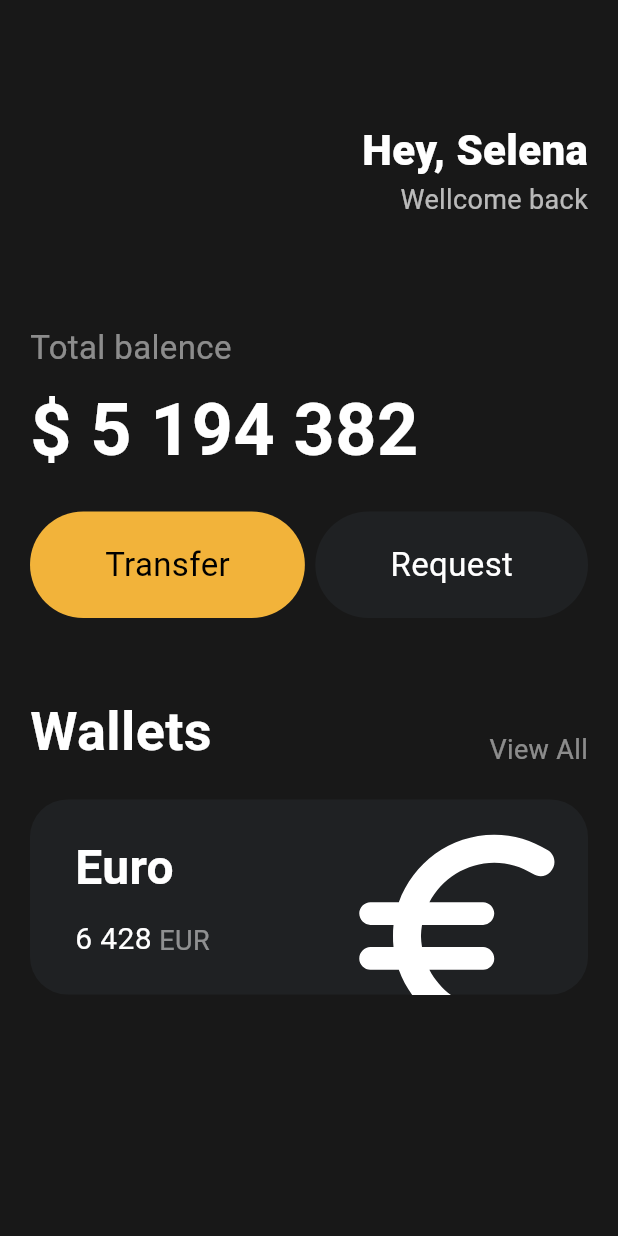
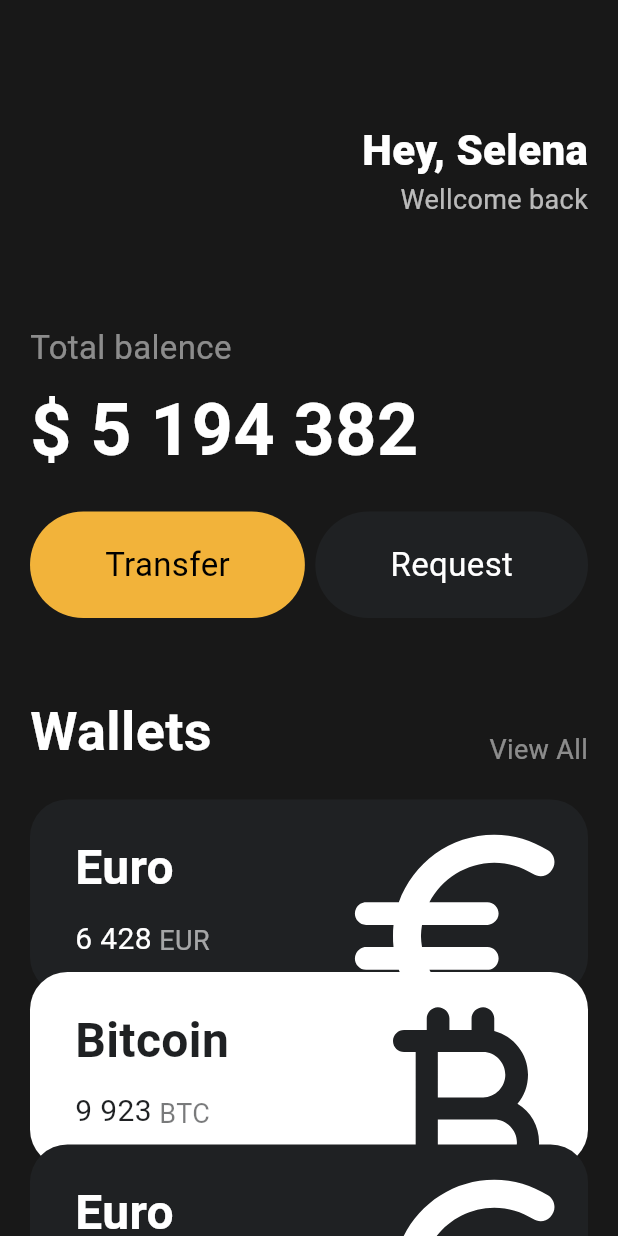
Before and after one commit to Alpaca92/IAL, a Flutter app: the screen it shows after launch, on a phone screen of 412 x 824 dp. Run offline on Flutter 3.47's test engine with Material 3 defaults, Android fonts, the phone set to English and light mode, and no system bars.

Commit message:
\#3.8 Reusable Cards

```diff
--- a/toonflix/lib/main.dart
+++ b/toonflix/lib/main.dart
@@ -1,5 +1,6 @@
 import 'package:flutter/material.dart';
 import 'package:toonflix/widgets/button.dart';
+import 'package:toonflix/widgets/currency_card.dart';
 
 void main() {
   runApp(const App());
@@ -13,7 +14,8 @@ class App extends StatelessWidget {
     return MaterialApp(
       home: Scaffold(
         backgroundColor: const Color(0xff181818),
-        body: Padding(
+        body: SingleChildScrollView(
+          child: Padding(
             padding: const EdgeInsets.symmetric(horizontal: 20),
             child: Column(
               crossAxisAlignment: CrossAxisAlignment.start,
@@ -112,76 +114,40 @@ class App extends StatelessWidget {
                 SizedBox(
                   height: 20,
                 ),
-              Container(
-                clipBehavior: Clip.hardEdge,
-                decoration: BoxDecoration(
-                  color: Color(0xff1f2123),
-                  borderRadius: BorderRadius.circular(25),
-                ),
-                child: Padding(
-                  padding: const EdgeInsets.symmetric(
-                    vertical: 20,
-                    horizontal: 30,
-                  ),
-                  child: Row(
-                    mainAxisAlignment: MainAxisAlignment.spaceBetween,
-                    children: [
-                      Column(
-                        crossAxisAlignment: CrossAxisAlignment.start,
-                        children: [
-                          Text(
-                            'Euro',
-                            style: TextStyle(
-                              color: Colors.white,
-                              fontSize: 32,
-                              fontWeight: FontWeight.w600,
+                Transform.translate(
+                  offset: Offset(0, 0),
+                  child: CurrencyCard(
+                    name: 'Euro',
+                    code: 'EUR',
+                    amount: '6 428',
+                    icon: Icons.euro_rounded,
+                    isInverted: false,
                   ),
                 ),
-                          SizedBox(
-                            height: 10,
-                          ),
-                          Row(
-                            crossAxisAlignment: CrossAxisAlignment.end,
-                            children: [
-                              Text(
-                                '6 428',
-                                style: TextStyle(
-                                  color: Colors.white,
-                                  fontSize: 20,
+                Transform.translate(
+                  offset: Offset(0, -15),
+                  child: CurrencyCard(
+                    name: 'Bitcoin',
+                    code: 'BTC',
+                    amount: '9 923',
+                    icon: Icons.currency_bitcoin_rounded,
+                    isInverted: true,
                   ),
                 ),
-                              SizedBox(
-                                width: 5,
-                              ),
-                              Text(
-                                'EUR',
-                                style: TextStyle(
-                                  color: Colors.white.withOpacity(0.5),
-                                  fontSize: 18,
-                                ),
-                              ),
-                            ],
-                          ),
-                        ],
-                      ),
-                      Transform.scale(
-                        scale: 2,
-                        child: Transform.translate(
-                          offset: Offset(-5, 13),
-                          child: const Icon(
-                            Icons.euro_symbol_rounded,
-                            color: Colors.white,
-                            size: 90,
-                          ),
+                Transform.translate(
+                  offset: Offset(0, -30),
+                  child: CurrencyCard(
+                    name: 'Euro',
+                    code: 'EUR',
+                    amount: '6 428',
+                    icon: Icons.euro_rounded,
+                    isInverted: false,
                   ),
                 ),
               ],
             ),
           ),
         ),
-            ],
-          ),
-        ),
       ),
     );
   }
--- /dev/null
+++ b/toonflix/lib/widgets/currency_card.dart
@@ -0,0 +1,91 @@
+import 'package:flutter/material.dart';
+
+class CurrencyCard extends StatelessWidget {
+  final String name, code, amount;
+  final IconData icon;
+  final bool isInverted;
+
+  final Color _whiteColor = Colors.white;
+  final Color _blackColor = const Color(0xff1f2123);
+
+  const CurrencyCard({
+    super.key,
+    required this.name,
+    required this.code,
+    required this.amount,
+    required this.icon,
+    required this.isInverted,
+  });
+
+  @override
+  Widget build(BuildContext context) {
+    return Container(
+      clipBehavior: Clip.hardEdge,
+      decoration: BoxDecoration(
+        color: isInverted ? _whiteColor : _blackColor,
+        borderRadius: BorderRadius.circular(25),
+      ),
+      child: Padding(
+        padding: const EdgeInsets.symmetric(
+          vertical: 20,
+          horizontal: 30,
+        ),
+        child: Row(
+          mainAxisAlignment: MainAxisAlignment.spaceBetween,
+          children: [
+            Column(
+              crossAxisAlignment: CrossAxisAlignment.start,
+              children: [
+                Text(
+                  name,
+                  style: TextStyle(
+                    color: !isInverted ? _whiteColor : _blackColor,
+                    fontSize: 32,
+                    fontWeight: FontWeight.w600,
+                  ),
+                ),
+                SizedBox(
+                  height: 10,
+                ),
+                Row(
+                  crossAxisAlignment: CrossAxisAlignment.end,
+                  children: [
+                    Text(
+                      amount,
+                      style: TextStyle(
+                        color: !isInverted ? _whiteColor : _blackColor,
+                        fontSize: 20,
+                      ),
+                    ),
+                    SizedBox(
+                      width: 5,
+                    ),
+                    Text(
+                      code,
+                      style: TextStyle(
+                        color: (!isInverted ? _whiteColor : _blackColor)
+                            .withOpacity(0.6),
+                        fontSize: 18,
+                      ),
+                    ),
+                  ],
+                ),
+              ],
+            ),
+            Transform.scale(
+              scale: 2,
+              child: Transform.translate(
+                offset: Offset(-5, 13),
+                child: Icon(
+                  icon,
+                  color: !isInverted ? _whiteColor : _blackColor,
+                  size: 90,
+                ),
+              ),
+            ),
+          ],
+        ),
+      ),
+    );
+  }
+}
```
Lines whose indentation alone changed are shown as unchanged.
